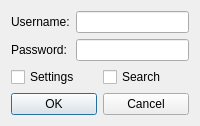
Above: RaspPiReader/qt/user_edit.ui from ayroop/RaspPiReader before the change. Below: the same form after it.
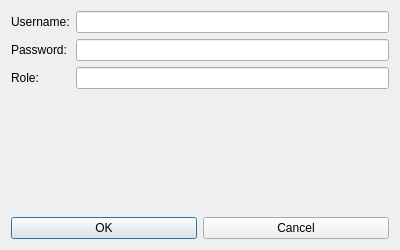
That is the form after the change.

Commit message: Add Roll for user managment to handle supervisors

```diff
--- a/RaspPiReader/qt/user_edit.ui
+++ b/RaspPiReader/qt/user_edit.ui
@@ -2,6 +2,14 @@
 <ui version="4.0">
  <class>UserEditDialog</class>
  <widget class="QDialog" name="UserEditDialog">
+  <property name="geometry">
+   <rect>
+    <x>0</x>
+    <y>0</y>
+    <width>400</width>
+    <height>250</height>
+   </rect>
+  </property>
   <property name="windowTitle">
    <string>User Editor</string>
   </property>
@@ -32,23 +40,15 @@
        </property>
       </widget>
      </item>
-    </layout>
-   </item>
-   <item>
-    <layout class="QGridLayout" name="accessGrid">
-     <item row="0" column="0">
-      <widget class="QCheckBox" name="settingsCheckBox">
+     <item row="2" column="0">
+      <widget class="QLabel" name="roleLabel">
        <property name="text">
-        <string>Settings</string>
+        <string>Role:</string>
        </property>
       </widget>
      </item>
-     <item row="0" column="1">
-      <widget class="QCheckBox" name="searchCheckBox">
-       <property name="text">
-        <string>Search</string>
-       </property>
-      </widget>
+     <item row="2" column="1">
+      <widget class="QLineEdit" name="roleLineEdit"/>
      </item>
     </layout>
    </item>
```
The commit also changes 7 other files.
